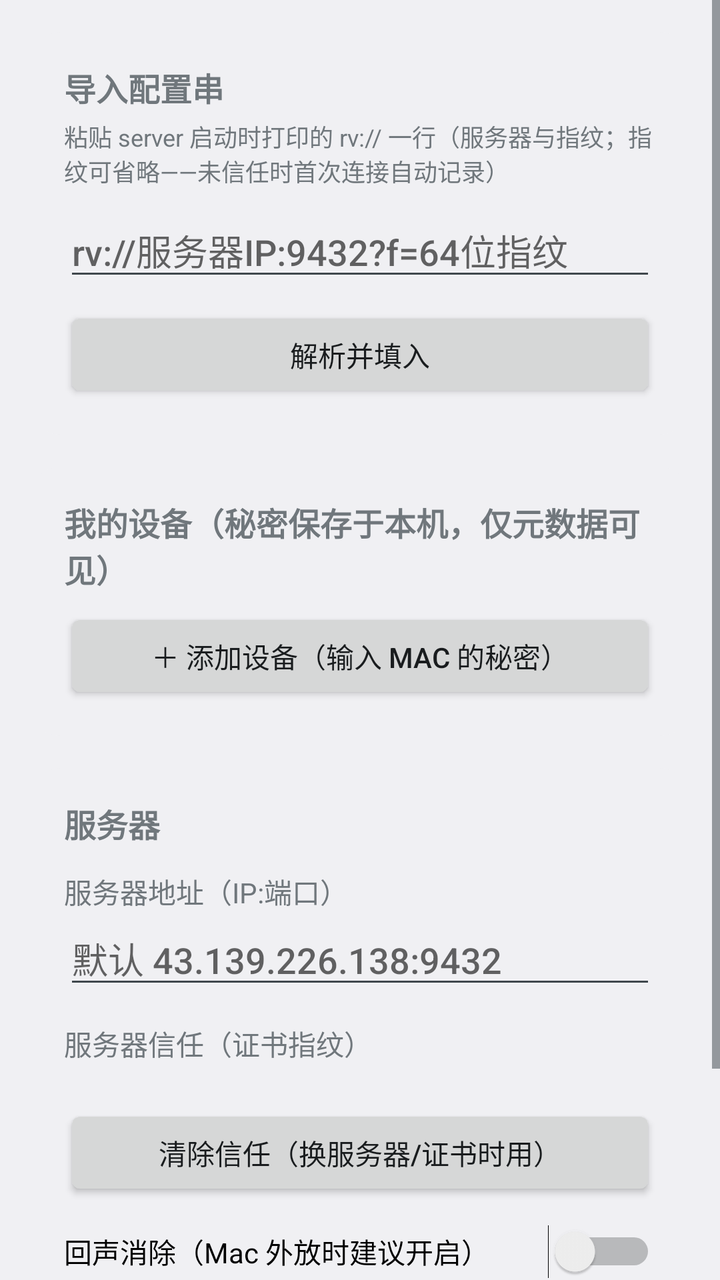
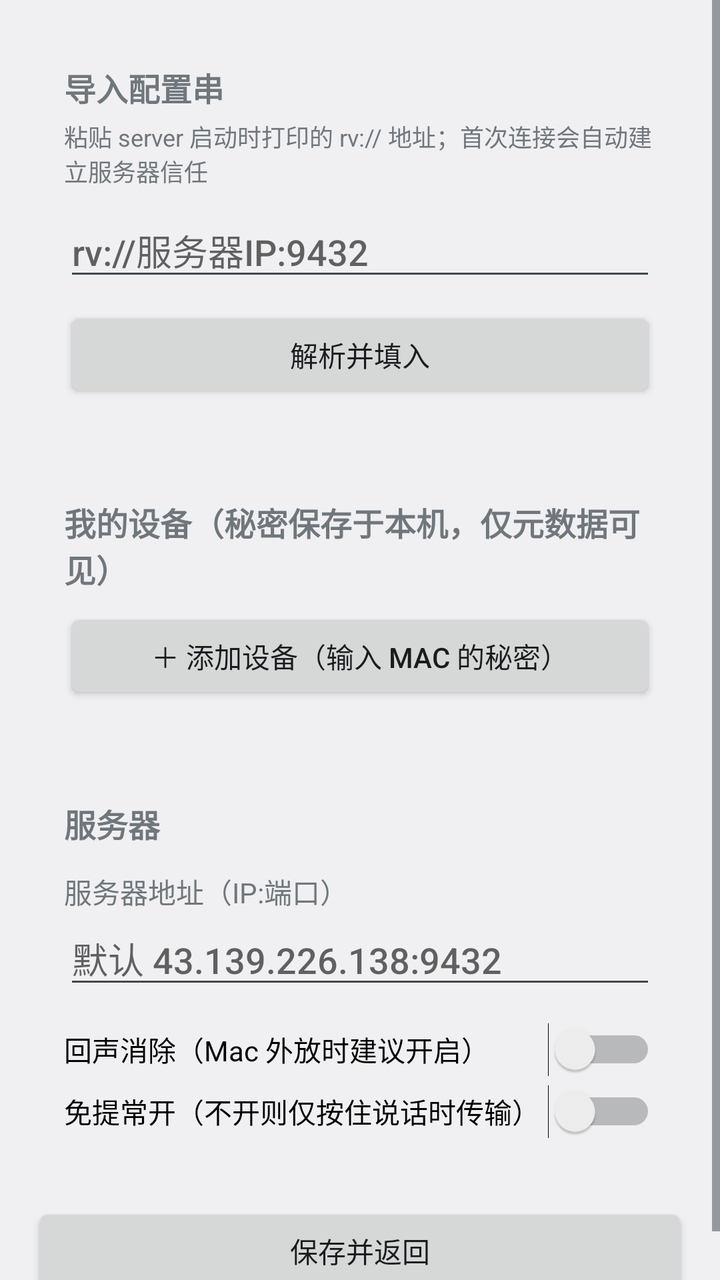

Compare the two renders of this Android layout. The source of the first and the diff that turns it into the second are given below.
<!-- AndroidManifest.xml: application theme android:Theme.DeviceDefault.DayNight -->
<!-- res/layout/activity_settings.xml -->
<?xml version="1.0" encoding="utf-8"?>
<ScrollView xmlns:android="http://schemas.android.com/apk/res/android"
    android:layout_width="match_parent"
    android:layout_height="match_parent">

    <LinearLayout
        android:layout_width="match_parent"
        android:layout_height="wrap_content"
        android:orientation="vertical"
        android:padding="16dp">

        
        <LinearLayout
            android:layout_width="match_parent"
            android:layout_height="wrap_content"
            android:background="@drawable/bg_card"
            android:orientation="vertical"
            android:padding="16dp">

            <TextView
                android:layout_width="match_parent"
                android:layout_height="wrap_content"
                android:text="@string/label_import"
                android:textSize="16sp"
                android:textStyle="bold" />

            <TextView
                android:layout_width="match_parent"
                android:layout_height="wrap_content"
                android:layout_marginTop="4dp"
                android:text="@string/hint_import_desc"
                android:textSize="12sp" />

            <EditText
                android:id="@+id/edit_import"
                android:layout_width="match_parent"
                android:layout_height="wrap_content"
                android:layout_marginTop="8dp"
                android:hint="@string/hint_import"
                android:inputType="textMultiLine"
                android:maxLines="3" />

            <Button
                android:id="@+id/btn_parse"
                android:layout_width="match_parent"
                android:layout_height="wrap_content"
                android:layout_marginTop="8dp"
                android:text="@string/btn_parse" />
        </LinearLayout>

        
        <LinearLayout
            android:layout_width="match_parent"
            android:layout_height="wrap_content"
            android:layout_marginTop="16dp"
            android:background="@drawable/bg_card"
            android:orientation="vertical"
            android:padding="16dp">

            <TextView
                android:layout_width="match_parent"
                android:layout_height="wrap_content"
                android:text="@string/label_devices_section"
                android:textSize="16sp"
                android:textStyle="bold" />

            <LinearLayout
                android:id="@+id/devices_box"
                android:layout_width="match_parent"
                android:layout_height="wrap_content"
                android:orientation="vertical" />

            <Button
                android:id="@+id/btn_add_device"
                android:layout_width="match_parent"
                android:layout_height="wrap_content"
                android:layout_marginTop="8dp"
                android:text="@string/btn_add_device" />
        </LinearLayout>

        
        <LinearLayout
            android:layout_width="match_parent"
            android:layout_height="wrap_content"
            android:layout_marginTop="16dp"
            android:background="@drawable/bg_card"
            android:orientation="vertical"
            android:padding="16dp">

            <TextView
                android:layout_width="match_parent"
                android:layout_height="wrap_content"
                android:text="@string/label_server_section"
                android:textSize="16sp"
                android:textStyle="bold" />

            <TextView
                android:layout_width="match_parent"
                android:layout_height="wrap_content"
                android:layout_marginTop="12dp"
                android:text="@string/label_server" />

            <EditText
                android:id="@+id/edit_server"
                android:layout_width="match_parent"
                android:layout_height="wrap_content"
                android:hint="@string/hint_server"
                android:inputType="text"
                android:maxLines="1" />

            <TextView
                android:layout_width="match_parent"
                android:layout_height="wrap_content"
                android:layout_marginTop="12dp"
                android:text="@string/label_fingerprint" />

            <TextView
                android:id="@+id/text_fp_state"
                android:layout_width="match_parent"
                android:layout_height="wrap_content"
                android:layout_marginTop="4dp"
                android:textSize="12sp" />

            <Button
                android:id="@+id/btn_clear_fp"
                android:layout_width="match_parent"
                android:layout_height="wrap_content"
                android:text="@string/btn_clear_fp" />

            <Switch
                android:id="@+id/switch_aec"
                android:layout_width="match_parent"
                android:layout_height="wrap_content"
                android:layout_marginTop="12dp"
                android:text="@string/label_aec" />

            <Switch
                android:id="@+id/switch_handsfree"
                android:layout_width="match_parent"
                android:layout_height="wrap_content"
                android:layout_marginTop="4dp"
                android:text="@string/label_handsfree" />
        </LinearLayout>

        <Button
            android:id="@+id/btn_back"
            android:layout_width="match_parent"
            android:layout_height="wrap_content"
            android:layout_marginTop="16dp"
            android:text="@string/btn_save_back" />
    </LinearLayout>
</ScrollView>
<!-- resources referenced by this layout -->
<resources>
  <!-- drawable bg_card (drawable) -->
  <?xml version="1.0" encoding="utf-8"?>
  <shape xmlns:android="http://schemas.android.com/apk/res/android"
      android:shape="rectangle">
      <solid android:color="?android:attr/colorBackgroundFloating" />
      <corners android:radius="14dp" />
  </shape>
  <string name="btn_add_device">＋ 添加设备（输入 Mac 的秘密）</string>
  <string name="btn_clear_fp">清除信任（换服务器/证书时用）</string>
  <string name="btn_parse">解析并填入</string>
  <string name="btn_save_back">保存并返回</string>
  <string name="hint_import">rv://服务器IP:9432?f=64位指纹</string>
  <string name="hint_import_desc">粘贴 server 启动时打印的 rv:// 一行（服务器与指纹；指纹可省略——未信任时首次连接自动记录）</string>
  <string name="hint_server">默认 43.139.226.138:9432</string>
  <string name="label_aec">回声消除（Mac 外放时建议开启）</string>
  <string name="label_devices_section">我的设备（秘密保存于本机，仅元数据可见）</string>
  <string name="label_fingerprint">服务器信任（证书指纹）</string>
  <string name="label_handsfree">免提常开（不开则仅按住说话时传输）</string>
  <string name="label_import">导入配置串</string>
  <string name="label_server">服务器地址（IP:端口）</string>
  <string name="label_server_section">服务器</string>
</resources>

<!-- the commit's change to res/layout/activity_settings.xml (unified diff, before → after) -->
@@ -108,25 +108,6 @@
                 android:inputType="text"
                 android:maxLines="1" />
 
-            <TextView
-                android:layout_width="match_parent"
-                android:layout_height="wrap_content"
-                android:layout_marginTop="12dp"
-                android:text="@string/label_fingerprint" />
-
-            <TextView
-                android:id="@+id/text_fp_state"
-                android:layout_width="match_parent"
-                android:layout_height="wrap_content"
-                android:layout_marginTop="4dp"
-                android:textSize="12sp" />
-
-            <Button
-                android:id="@+id/btn_clear_fp"
-                android:layout_width="match_parent"
-                android:layout_height="wrap_content"
-                android:text="@string/btn_clear_fp" />
-
             <Switch
                 android:id="@+id/switch_aec"
                 android:layout_width="match_parent"
<!-- resource entries referenced after the edit -->
@@ -8,15 +8,13 @@
       <corners android:radius="14dp" />
   </shape>
   <string name="btn_add_device">＋ 添加设备（输入 Mac 的秘密）</string>
-  <string name="btn_clear_fp">清除信任（换服务器/证书时用）</string>
   <string name="btn_parse">解析并填入</string>
   <string name="btn_save_back">保存并返回</string>
-  <string name="hint_import">rv://服务器IP:9432?f=64位指纹</string>
-  <string name="hint_import_desc">粘贴 server 启动时打印的 rv:// 一行（服务器与指纹；指纹可省略——未信任时首次连接自动记录）</string>
+  <string name="hint_import">rv://服务器IP:9432</string>
+  <string name="hint_import_desc">粘贴 server 启动时打印的 rv:// 地址；首次连接会自动建立服务器信任</string>
   <string name="hint_server">默认 43.139.226.138:9432</string>
   <string name="label_aec">回声消除（Mac 外放时建议开启）</string>
   <string name="label_devices_section">我的设备（秘密保存于本机，仅元数据可见）</string>
-  <string name="label_fingerprint">服务器信任（证书指纹）</string>
   <string name="label_handsfree">免提常开（不开则仅按住说话时传输）</string>
   <string name="label_import">导入配置串</string>
   <string name="label_server">服务器地址（IP:端口）</string>
